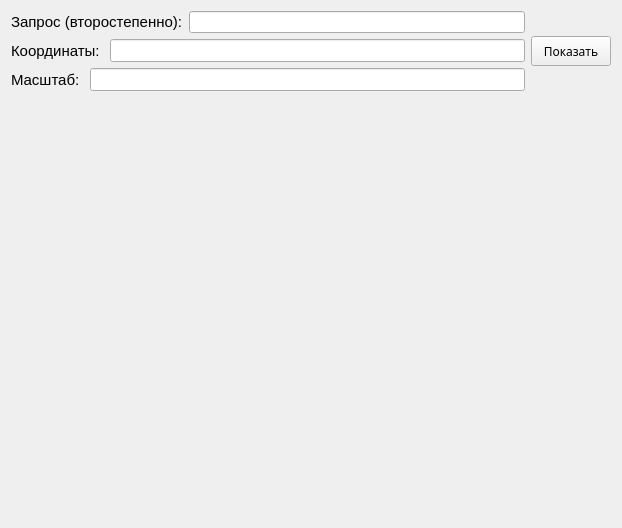
Old version of the form form.ui in the repository Nik4ant/Maps_API.
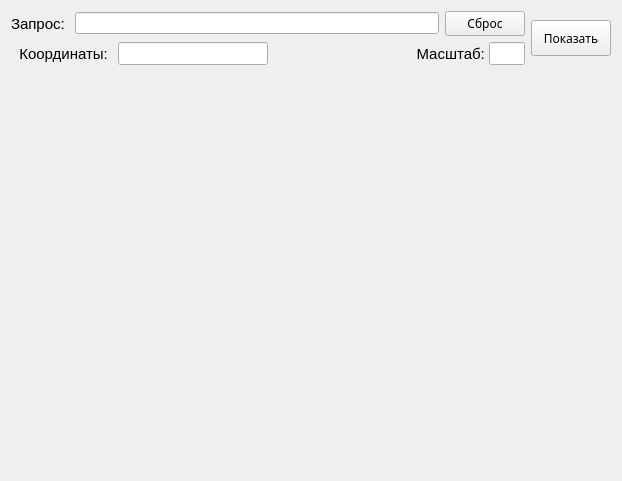
New version of the form.

Commit message:
7 задача
новый UI
чуточку логики

```diff
--- a/form.ui
+++ b/form.ui
@@ -7,7 +7,7 @@
     <x>0</x>
     <y>0</y>
     <width>622</width>
-    <height>528</height>
+    <height>481</height>
    </rect>
   </property>
   <property name="windowTitle">
@@ -30,17 +30,44 @@
               </font>
              </property>
              <property name="text">
-              <string>Запрос (второстепенно):</string>
+              <string>Запрос: </string>
              </property>
             </widget>
            </item>
            <item>
             <widget class="QLineEdit" name="lineEdit_search"/>
            </item>
+           <item>
+            <widget class="QPushButton" name="button_clean">
+             <property name="minimumSize">
+              <size>
+               <width>0</width>
+               <height>25</height>
+              </size>
+             </property>
+             <property name="font">
+              <font>
+               <family>Segoe UI Semibold</family>
+               <pointsize>9</pointsize>
+              </font>
+             </property>
+             <property name="text">
+              <string>Сброс</string>
+             </property>
+            </widget>
+           </item>
           </layout>
          </item>
+         <item>
+          <layout class="QHBoxLayout" name="hlayout_scale">
+           <property name="spacing">
+            <number>0</number>
+           </property>
          <item>
           <layout class="QHBoxLayout" name="hlayout_cordinates">
+             <property name="spacing">
+              <number>6</number>
+             </property>
            <item>
             <widget class="QLabel" name="label_cordinates">
              <property name="font">
@@ -51,21 +78,33 @@
              <property name="text">
               <string>Координаты: </string>
              </property>
+               <property name="alignment">
+                <set>Qt::AlignRight|Qt::AlignTrailing|Qt::AlignVCenter</set>
+               </property>
             </widget>
            </item>
            <item>
             <widget class="QLineEdit" name="lineEdit_cordinates">
+               <property name="maximumSize">
+                <size>
+                 <width>150</width>
+                 <height>16777215</height>
+                </size>
+               </property>
              <property name="font">
               <font>
                <pointsize>10</pointsize>
               </font>
              </property>
+               <property name="text">
+                <string/>
+               </property>
             </widget>
            </item>
           </layout>
          </item>
          <item>
-          <layout class="QHBoxLayout" name="hlayout_scale">
+            <layout class="QHBoxLayout" name="horizontalLayout_2">
            <item>
             <widget class="QLabel" name="label_scale">
              <property name="font">
@@ -73,19 +112,33 @@
                <pointsize>11</pointsize>
               </font>
              </property>
+               <property name="layoutDirection">
+                <enum>Qt::LeftToRight</enum>
+               </property>
              <property name="text">
               <string>Масштаб: </string>
              </property>
+               <property name="alignment">
+                <set>Qt::AlignRight|Qt::AlignTrailing|Qt::AlignVCenter</set>
+               </property>
             </widget>
            </item>
            <item>
             <widget class="QLineEdit" name="lineEdit_scale">
+               <property name="maximumSize">
+                <size>
+                 <width>36</width>
+                 <height>16777215</height>
+                </size>
+               </property>
              <property name="font">
               <font>
                <pointsize>10</pointsize>
               </font>
              </property>
             </widget>
+             </item>
+            </layout>
            </item>
           </layout>
          </item>
@@ -96,7 +149,7 @@
          <property name="minimumSize">
           <size>
            <width>0</width>
-           <height>30</height>
+           <height>36</height>
           </size>
          </property>
          <property name="font">
```
Lines whose indentation alone changed are shown as unchanged. The commit also changes 2 other files.
